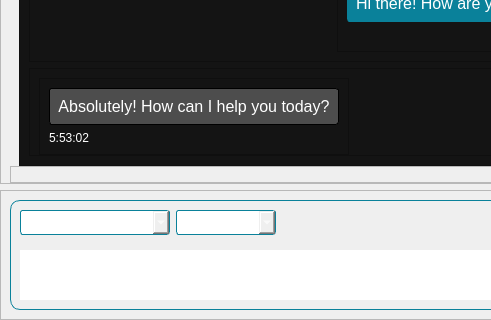
The window that interface/form.ui (amd/gaia) describes before a commit, drawn with Qt 5; both pictures show x 0 to 491 and y 457 to 777 of the 918 by 777 pixel window.
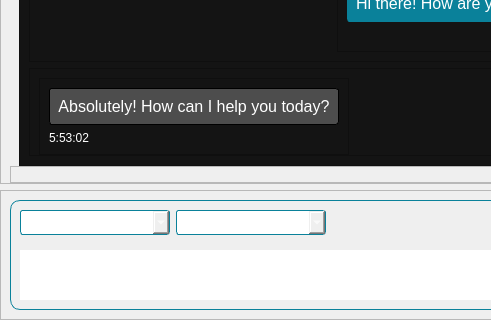
The same window after the commit. Icons and pictures are not drawn.

```diff
--- a/interface/form.ui
+++ b/interface/form.ui
@@ -736,7 +736,7 @@
                 <widget class="QComboBox" name="device">
                  <property name="minimumSize">
                   <size>
-                   <width>100</width>
+                   <width>150</width>
                    <height>25</height>
                   </size>
                  </property>
@@ -752,7 +752,7 @@
                  </property>
                  <item>
                   <property name="text">
-                   <string>CPU</string>
+                   <string>iGPU (int4)</string>
                   </property>
                  </item>
                  <item>
```
Left out of the diff: 12 changed lines with no effect on the pictures.
